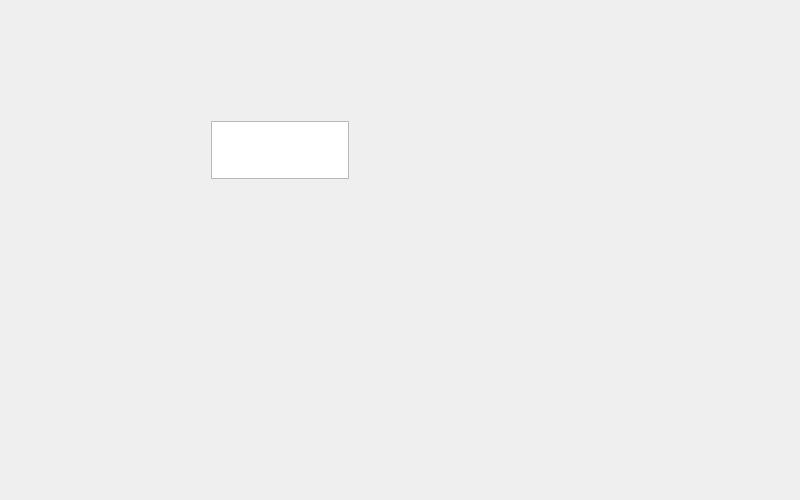
The window that mainview.ui (Krupnikas/christmasDefence) describes before a commit, drawn with Qt 5.
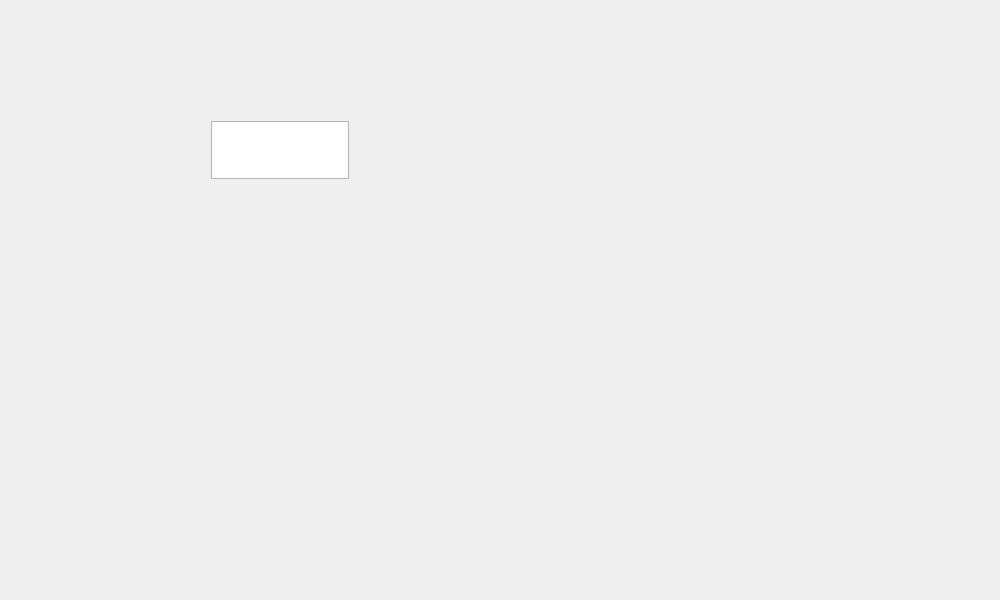
The same window after the commit.

```diff
--- a/mainview.ui
+++ b/mainview.ui
@@ -6,8 +6,8 @@
    <rect>
     <x>0</x>
     <y>0</y>
-    <width>800</width>
-    <height>500</height>
+    <width>1000</width>
+    <height>600</height>
    </rect>
   </property>
   <property name="windowTitle">
```
